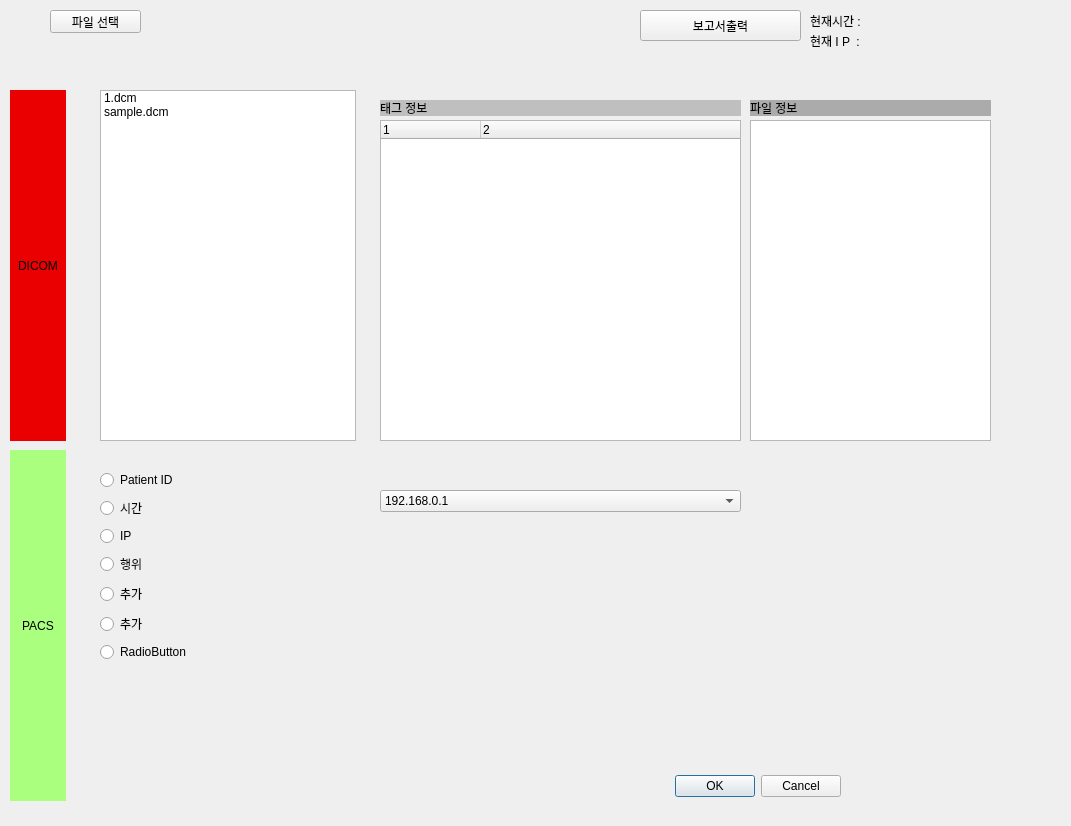
Old version of the form dicomANDpacs.ui in the repository jamemanionda/2023_skku_medical.
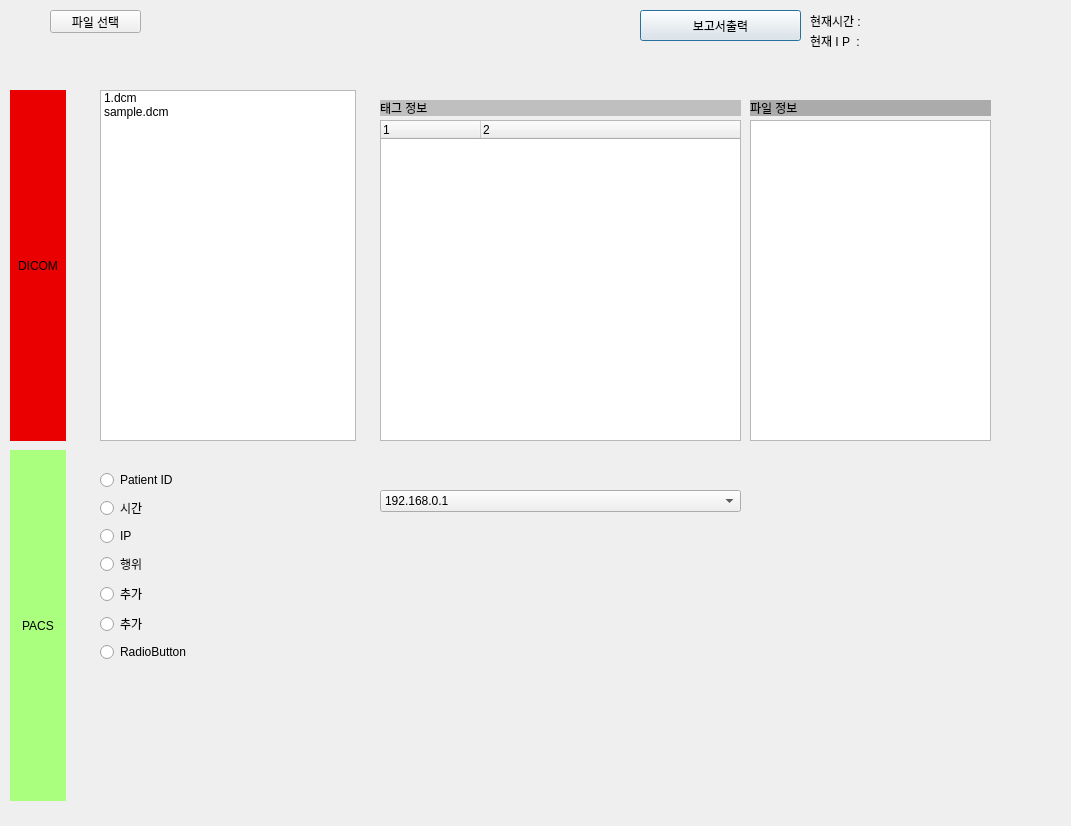
New version of the form.

```diff
--- a/dicomANDpacs.ui
+++ b/dicomANDpacs.ui
@@ -13,22 +13,6 @@
   <property name="windowTitle">
    <string>Dialog</string>
   </property>
-  <widget class="QDialogButtonBox" name="buttonBox">
-   <property name="geometry">
-    <rect>
-     <x>500</x>
-     <y>770</y>
-     <width>341</width>
-     <height>32</height>
-    </rect>
-   </property>
-   <property name="orientation">
-    <enum>Qt::Horizontal</enum>
-   </property>
-   <property name="standardButtons">
-    <set>QDialogButtonBox::Cancel|QDialogButtonBox::Ok</set>
-   </property>
-  </widget>
   <widget class="QPushButton" name="pushButton">
    <property name="geometry">
     <rect>
```
Left out of the diff: 35 changed lines with no effect on the pictures.
